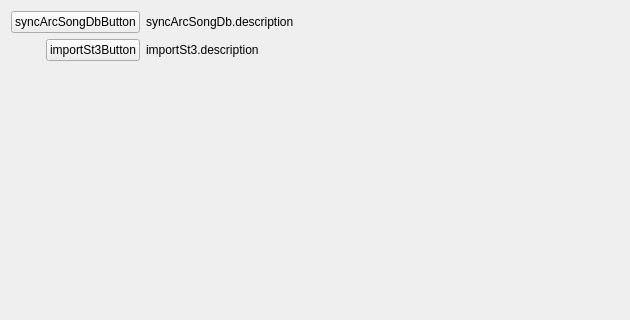
Old version of the form ui/designer/tabs/tabDb/tabDb_Manage.ui in the repository ArcaeaOffline/client-pyside6; both pictures show x 0 to 630 and y 0 to 320 of the 630 by 528 pixel window.
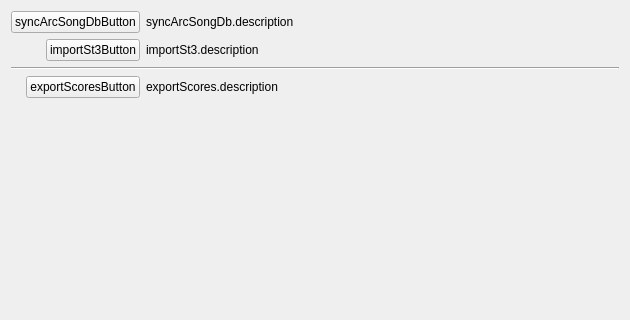
New version of the form.

Commit message: feat: export scores entry

Patch:
```diff
--- a/ui/designer/tabs/tabDb/tabDb_Manage.ui
+++ b/ui/designer/tabs/tabDb/tabDb_Manage.ui
@@ -45,6 +45,27 @@
      </property>
     </widget>
    </item>
+   <item row="2" column="0" colspan="2">
+    <widget class="Line" name="line">
+     <property name="orientation">
+      <enum>Qt::Horizontal</enum>
+     </property>
+    </widget>
+   </item>
+   <item row="3" column="0">
+    <widget class="QPushButton" name="exportScoresButton">
+     <property name="text">
+      <string>exportScoresButton</string>
+     </property>
+    </widget>
+   </item>
+   <item row="3" column="1">
+    <widget class="QLabel" name="label_3">
+     <property name="text">
+      <string>exportScores.description</string>
+     </property>
+    </widget>
+   </item>
   </layout>
  </widget>
  <resources/>
```
The commit also changes 2 other files.
